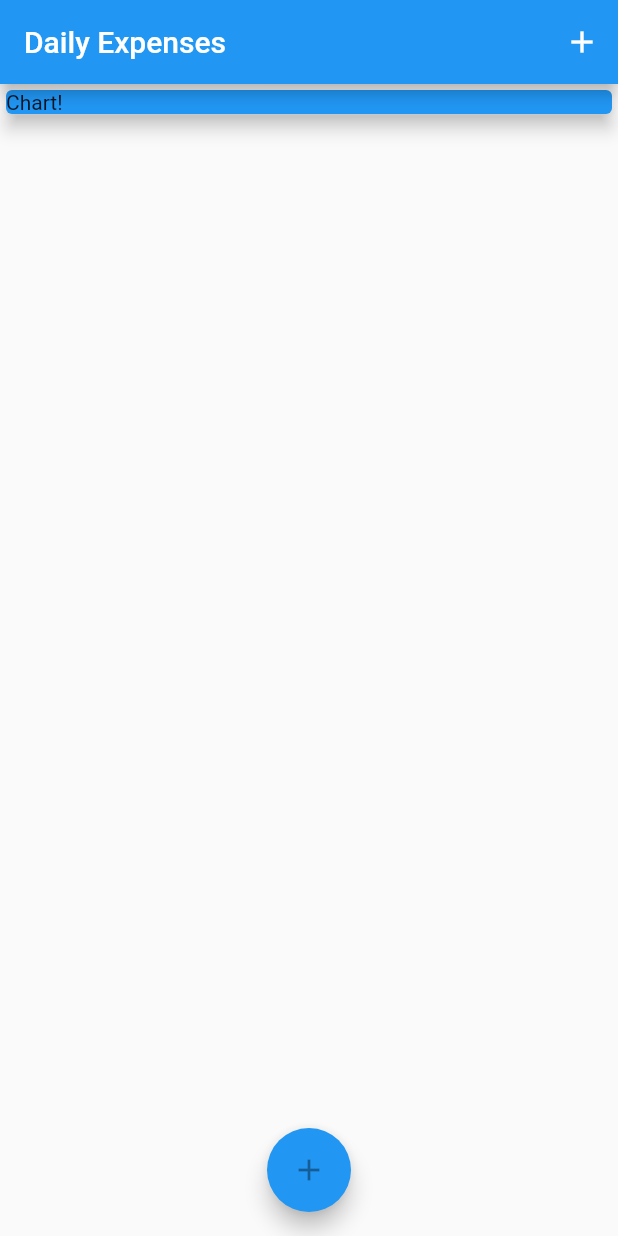
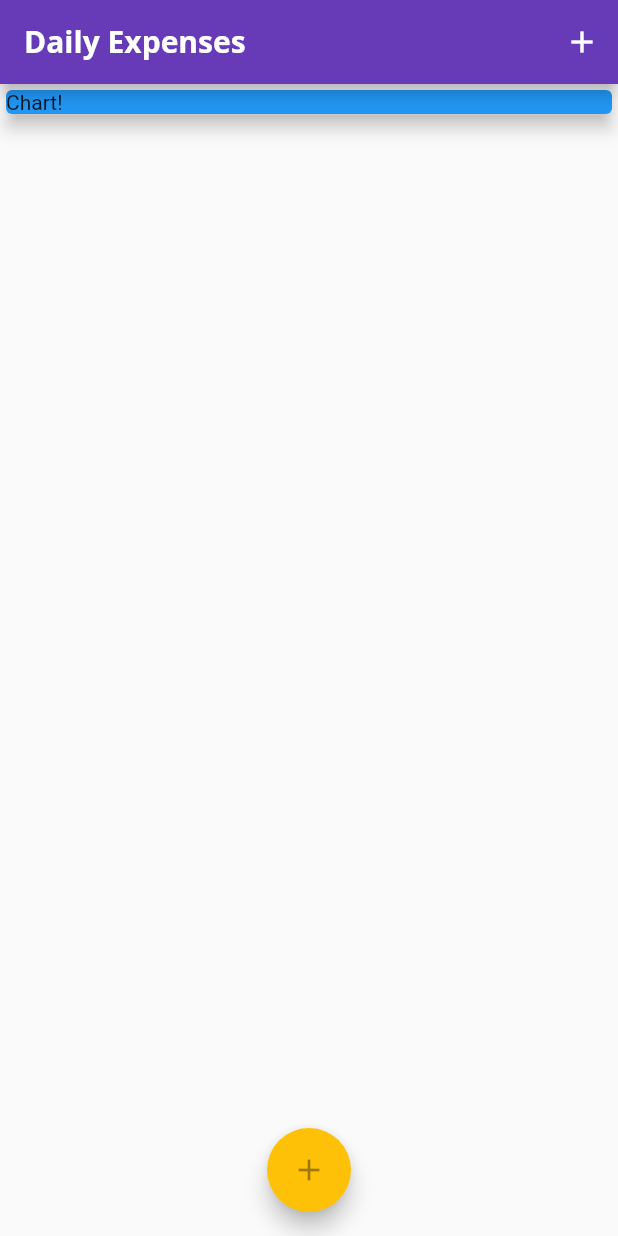
Before and after one commit to ldilov/expensions_mate, a Flutter app: the screen it shows after launch, on a phone screen of 412 x 824 dp. Run offline on Flutter 3.47's test engine with Material 2 defaults, Android fonts, the phone set to English and light mode, and no system bars; Roboto replaces fonts that are missing (Open Sans).

```diff
--- a/lib/main.dart
+++ b/lib/main.dart
@@ -14,6 +14,25 @@ class MyApp extends StatelessWidget {
   Widget build(BuildContext context) {
     return MaterialApp(
       title: 'Expense Mate App',
+      theme: ThemeData(
+        primarySwatch: Colors.deepPurple,
+        accentColor: Colors.amber,
+        fontFamily: 'Quicksand',
+        textTheme: ThemeData.light().textTheme.copyWith(
+              headline6: TextStyle(
+                  fontFamily: 'OpenSans',
+                  fontSize: 17,
+                  fontWeight: FontWeight.bold),
+            ),
+        appBarTheme: AppBarTheme(
+          textTheme: ThemeData.light().textTheme.copyWith(
+                headline6: TextStyle(
+                    fontFamily: 'OpenSans',
+                    fontSize: 20,
+                    fontWeight: FontWeight.bold),
+              ),
+        ),
+      ),
       home: MyHomePage(),
     );
   }
@@ -48,7 +67,12 @@ class _MyHomePageState extends State<MyHomePage> {
   Widget build(BuildContext context) {
     return Scaffold(
       appBar: AppBar(
-        title: Text('Daily Expenses'),
+        title: Text(
+          'Daily Expenses',
+          style: TextStyle(
+            fontFamily: 'Open Sans',
+          ),
+        ),
         actions: <Widget>[
           IconButton(
             icon: Icon(Icons.add),
@@ -78,6 +102,7 @@ class _MyHomePageState extends State<MyHomePage> {
         child: IconButton(
           icon: Icon(Icons.add),
           color: Colors.white,
+          hoverColor: Colors.white,
         ),
         onPressed: () => _showAddTransactionModal(context),
       ),
--- a/lib/widgets/transaction_list.widget.dart
+++ b/lib/widgets/transaction_list.widget.dart
@@ -1,3 +1,5 @@
+import 'dart:collection';
+
 import 'package:flutter/widgets.dart';
 
 // Models import
@@ -6,18 +8,37 @@ import '../models/transaction.model.dart';
 // Widgets
 import '../widgets/transaction.widget.dart';
 
-class TransactionListWidget extends StatelessWidget {
+class TransactionListWidget extends StatefulWidget {
   final List<Transaction> transactions;
 
   TransactionListWidget(this.transactions);
+
+  @override
+  _TransactionListWidgetState createState() => _TransactionListWidgetState();
+}
+
+class _TransactionListWidgetState extends State<TransactionListWidget> {
+  void removeTransaction(int id) {
+    for (int i = 0; i < widget.transactions.length; i++) {
+      if (id == widget.transactions[i].transactionId) {
+        setState(() {
+          widget.transactions.removeAt(i);
+        });
+        return;
+      }
+    }
+  }
 
   @override
   Widget build(BuildContext context) {
     return Container(
       height: 350,
       child: ListView.builder(
-        itemBuilder: (context, index) => TransactionWidget(transactions[index]),
-        itemCount: transactions.length ,
+        itemBuilder: (context, index) =>
+            TransactionWidget(widget.transactions[index], {
+          "removeTransaction": removeTransaction,
+        }),
+        itemCount: widget.transactions.length,
       ),
     );
   }
```
Also changed, not shown: lib/widgets/transaction.widget.dart (+34 -13 lines), pubspec.yaml (+11 -11 lines), assets/fonts/OpenSans-Bold.ttf (added), assets/fonts/OpenSans-Regular.ttf (added), assets/fonts/Quicksand-Bold.ttf (added), assets/fonts/Quicksand-Light.ttf (added), assets/fonts/Quicksand-Medium.ttf (added), assets/fonts/Quicksand-Regular.ttf (added).
